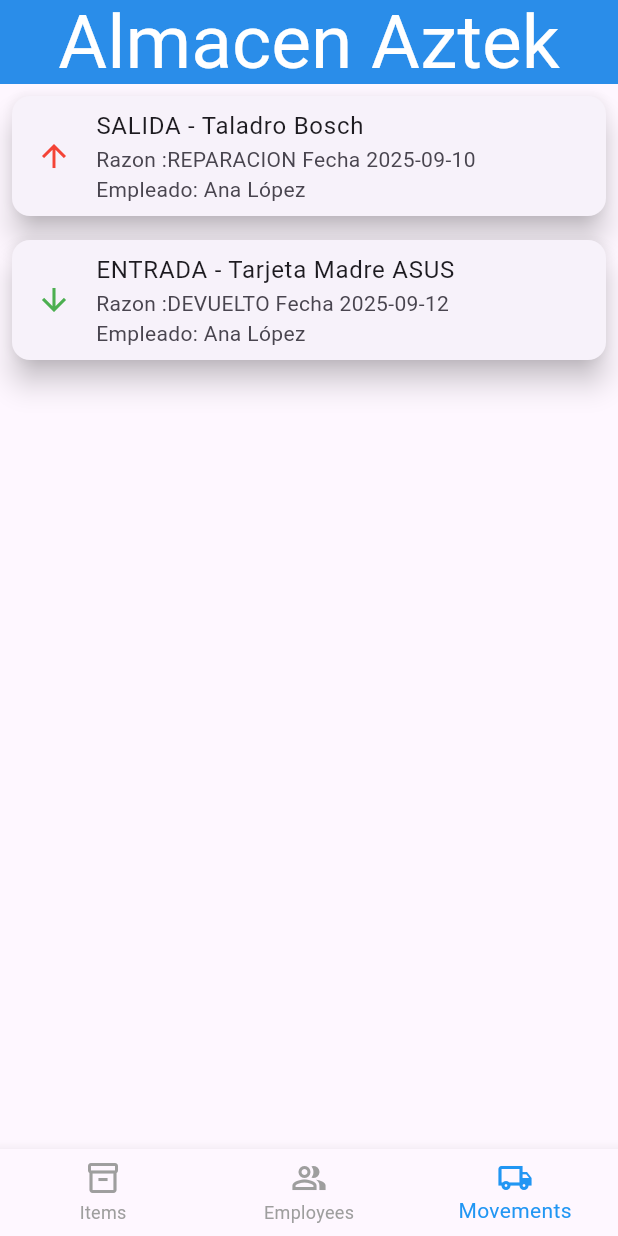
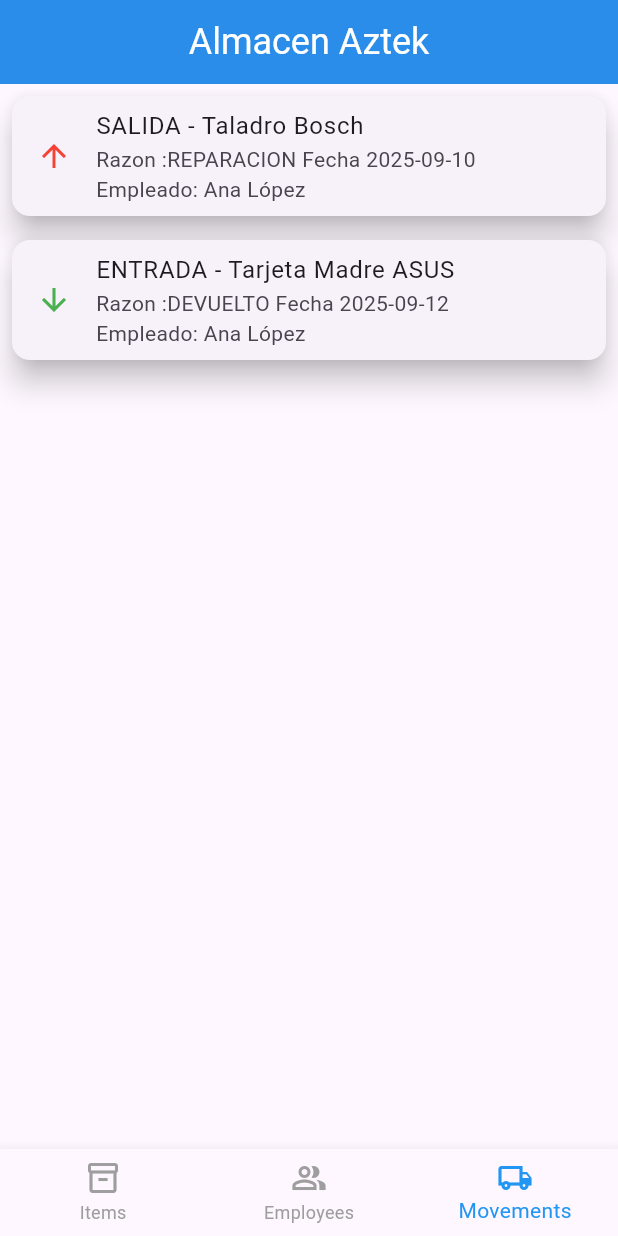
Before and after one commit to DanielCastroPerez/AztekApp, a Flutter app: the screen it shows after launch, item 3 of the bottom bar chosen, on a phone screen of 412 x 824 dp. Run offline on Flutter 3.47's test engine with Material 3 defaults, Android fonts, the phone set to English and light mode, and no system bars.

Commit message:
fix: Se arregla error de ortografia y tamaño de letra del titulo.

```diff
--- a/lib/presentation/screens/Home.dart
+++ b/lib/presentation/screens/Home.dart
@@ -12,7 +12,9 @@ class HomeScreen extends StatefulWidget {
 }
 
 class _HomeScreenState extends State<HomeScreen> {
+
   int _selectedIndex = 0;
+
   void _navigateBottomBar(int index) {
     setState(() {
       _selectedIndex = index;
@@ -30,7 +32,7 @@ class _HomeScreenState extends State<HomeScreen> {
     return Scaffold(
       appBar: AppBar(
         backgroundColor: Colors.blue,
-        title: Text("Almacen Aztek", style: TextStyle(fontSize: 50.0)),
+        title: Text("Almacen Aztek", style: TextStyle(fontSize: 24.0)),
         centerTitle: true, // despues agregar las extencion de googlefont
       ),
       body: navigationScreen[_selectedIndex],
--- a/lib/presentation/screens/Items_screen.dart
+++ b/lib/presentation/screens/Items_screen.dart
@@ -14,7 +14,7 @@ class _ItemsScreenState extends State<ItemsScreen> {
   List<dynamic> _items = [];
 
   @override
-  void iniState(){
+  void initState(){
     super.initState();
     _liadData();
   }
@@ -43,7 +43,7 @@ class _ItemsScreenState extends State<ItemsScreen> {
           elevation: 4,
           child: ListTile(
             leading: Icon(Icons.build,color: Colors.blue),
-            title: Text("Tipo :${item["tipo"]} Estado: ${item["estado"]}\n Provedor: ${["proveedor"]} Precio: ${item["precio"]}"),
+            title: Text("Tipo: ${item["tipo"]} Estado: ${item["estado"]}\n Provedor: ${item["proveedor"]} Precio: ${item["precio"]}"),
 
           ),
         );
--- a/lib/presentation/screens/employees_screen.dart
+++ b/lib/presentation/screens/employees_screen.dart
@@ -13,8 +13,9 @@ class _EmployeesScreenState extends State<EmployeesScreen> {
   final AlmacenRemoteDatasource _datasource = AlmacenRemoteDatasource();
   List<dynamic> _employees  = [];
 
-  // Esteo es para cuando arranca la app es lo primero que hace
-  void iniState(){
+  // Esto es para cuando arranca la app es lo primero que hace
+  @override
+  void initState(){
     super.initState();
     _loadinData(); // mi metodo al que llamara
   }
--- a/lib/presentation/screens/movements_screen.dart
+++ b/lib/presentation/screens/movements_screen.dart
@@ -11,7 +11,7 @@ class MovementsScreen extends StatefulWidget {
 class _MovementsScreenState extends State<MovementsScreen> {
   final AlmacenRemoteDatasource _datasource = AlmacenRemoteDatasource();
 
-  List<dynamic> _movements = []; // porque no puedo ponerle final?
+  List<dynamic> _movements = [];
   List<dynamic> _employees = [];
   List<dynamic> _items = [];
 
@@ -35,17 +35,17 @@ class _MovementsScreenState extends State<MovementsScreen> {
   String _getItemName(int idArticulo) {
     final item = _items.firstWhere(
       (i) => i["id"] == idArticulo,
-      orElse: () => null, //??
+      orElse: () => [],
     );
-    return item != null ? item["nombre"] : "Desconocido"; //??
+    return item != null ? item["nombre"] : "Desconocido";
   }
 
   String __getEmployeeName(int idEmployee) {
     final emp = _employees.firstWhere(
       (e) => e["id"] == idEmployee,
-      orElse: () => null,
+      orElse: () => [],
     );
-    return emp != null ? emp["nombre"] : "Desconocido"; //??
+    return emp != null ? emp["nombre"] : "Desconocido";
   }
 
   @override
```
